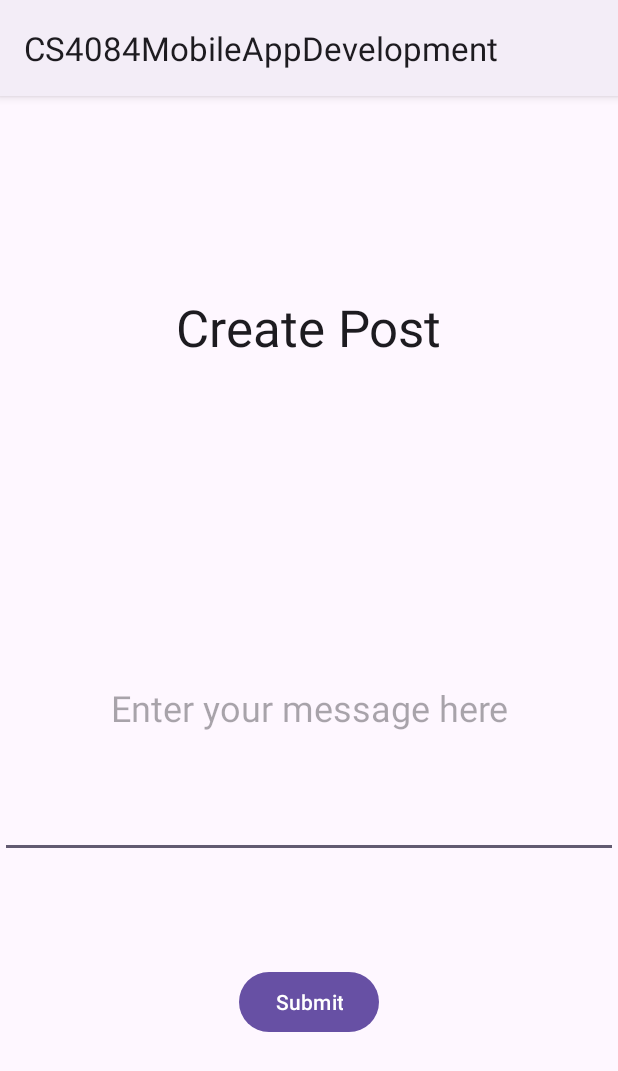
After one commit to eamonngorman/CS4084MobileAppDevelopment, an Android app: the CreatePostActivity screen opened directly, with no data from a screen before it, on a phone screen of 412 x 824 dp. The commit adds this screen. Shown: the top 1071 px of the screen. Run offline under Robolectric (Android 15) with nearby library versions, the phone set to English and light mode, and no system bars; our stand-ins replace Firebase (no records; nobody signed in at launch, a user with empty details on screens opened directly).

Commit message:
CreatePostActivity created that will send messages to our database

```diff
--- a/app/src/main/AndroidManifest.xml
+++ b/app/src/main/AndroidManifest.xml
@@ -16,6 +16,9 @@
         android:supportsRtl="true"
         android:theme="@style/Theme.Material3.Light"
         tools:targetApi="31">
+        <activity
+            android:name=".CreatePostActivity"
+            android:exported="false" />
         <activity
             android:name=".MapsActivity"
             android:exported="false" />
--- /dev/null
+++ b/app/src/main/java/com/example/cs4084mobileappdevelopment/CreatePostActivity.java
@@ -0,0 +1,150 @@
+package com.example.cs4084mobileappdevelopment;
+
+import android.content.Context;
+import android.content.Intent;
+import android.content.pm.PackageManager;
+import android.location.Location;
+import android.location.LocationManager;
+import android.os.Bundle;
+import android.text.TextUtils;
+import android.util.Log;
+import android.view.View;
+import android.widget.Button;
+import android.widget.EditText;
+import android.widget.Toast;
+
+import androidx.activity.EdgeToEdge;
+import androidx.annotation.NonNull;
+import androidx.appcompat.app.AppCompatActivity;
+import androidx.core.app.ActivityCompat;
+import androidx.core.content.ContextCompat;
+import androidx.core.graphics.Insets;
+import androidx.core.view.ViewCompat;
+import androidx.core.view.WindowInsetsCompat;
+
+import com.google.android.gms.tasks.OnCompleteListener;
+import com.google.android.gms.tasks.Task;
+import com.google.android.material.textfield.TextInputEditText;
+import com.google.firebase.auth.AuthResult;
+import com.google.firebase.firestore.FirebaseFirestore;
+
+import java.util.HashMap;
+import java.util.Map;
+
+public class CreatePostActivity extends AppCompatActivity {
+
+
+    EditText editTextMessage;
+    Button buttonLogin;
+
+
+    @Override
+    protected void onCreate(Bundle savedInstanceState) {
+        super.onCreate(savedInstanceState);
+
+        EdgeToEdge.enable(this);
+        setContentView(R.layout.activity_create_post);
+        ViewCompat.setOnApplyWindowInsetsListener(findViewById(R.id.main), (v, insets) -> {
+            Insets systemBars = insets.getInsets(WindowInsetsCompat.Type.systemBars());
+            v.setPadding(systemBars.left, systemBars.top, systemBars.right, systemBars.bottom);
+            return insets;
+        });
+
+        editTextMessage = findViewById(R.id.editTextMessage);
+        buttonLogin = findViewById(R.id.buttonSubmit);
+
+        buttonLogin.setOnClickListener(new View.OnClickListener()
+
+        {
+            @Override
+            public void onClick (View v){
+                String message;
+                message = String.valueOf(editTextMessage.getText());
+
+                if (TextUtils.isEmpty(message)) {
+                    Toast.makeText(CreatePostActivity.this, "Enter Message", Toast.LENGTH_SHORT).show();
+                    return;
+                }
+
+                postMessageToFirestore(message);
+
+            }
+
+        });
+    }
+
+    FirebaseFirestore db = FirebaseFirestore.getInstance();
+
+    // Request location permissions
+    private static final int LOCATION_PERMISSION_REQUEST_CODE = 100;
+
+    private void requestLocationPermission() {
+        if (ContextCompat.checkSelfPermission(this, android.Manifest.permission.ACCESS_FINE_LOCATION)
+                != PackageManager.PERMISSION_GRANTED) {
+            ActivityCompat.requestPermissions(this,
+                    new String[]{android.Manifest.permission.ACCESS_FINE_LOCATION},
+                    LOCATION_PERMISSION_REQUEST_CODE);
+        }
+    }
+
+    // Get device coordinates
+    private Location getDeviceCoordinates() {
+        // Check if location permissions are granted
+        if (ContextCompat.checkSelfPermission(this, android.Manifest.permission.ACCESS_FINE_LOCATION)
+                == PackageManager.PERMISSION_GRANTED) {
+            LocationManager locationManager = (LocationManager) getSystemService(Context.LOCATION_SERVICE);
+            if (locationManager != null) {
+                Location location = locationManager.getLastKnownLocation(LocationManager.GPS_PROVIDER);
+                if (location != null) {
+                    return location;
+                }
+            }
+        }
+        return null; // Return null if location is not available
+    }
+
+
+    // Write data to Firestore
+    private void postMessageToFirestore(String message) {
+        FirebaseFirestore db = FirebaseFirestore.getInstance();
+        // Create a new message document
+        Map<String, Object> postData = new HashMap<>();
+        postData.put("message", message);
+        postData.put("timestamp", System.currentTimeMillis());
+        // Get device coordinates
+
+
+        Location currentLocation = getDeviceCoordinates();
+
+        // Check if currentLocation is null
+        if (currentLocation == null) {
+            // Show toast message
+            Toast.makeText(this, "Unable to retrieve current location", Toast.LENGTH_SHORT).show();
+            // Exit function
+            return;
+        }
+        // Add coordinates to data
+        double latitude = currentLocation.getLatitude();
+        double longitude = currentLocation.getLongitude();
+
+
+        postData.put("latitude", latitude);
+        postData.put("longitude", longitude);
+        // Add document to Firestore collection
+        db.collection("messages")
+                .add(postData)
+                .addOnSuccessListener(documentReference -> {
+                    // Show toast message for success
+                    Toast.makeText(this, "Message posted to Firestore", Toast.LENGTH_SHORT).show();
+                })
+                .addOnFailureListener(e -> {
+                    // Show toast message for failure
+                    Toast.makeText(this, "Error posting message to Firestore", Toast.LENGTH_SHORT).show();
+                    // Log error
+                    Log.e("Firestore", "Error posting message to Firestore", e);
+                });
+    }
+
+
+
+}
--- /dev/null
+++ b/app/src/main/res/layout/activity_create_post.xml
@@ -0,0 +1,49 @@
+<?xml version="1.0" encoding="utf-8"?>
+<androidx.constraintlayout.widget.ConstraintLayout xmlns:android="http://schemas.android.com/apk/res/android"
+    xmlns:app="http://schemas.android.com/apk/res-auto"
+    xmlns:tools="http://schemas.android.com/tools"
+    android:id="@+id/main"
+    android:layout_width="match_parent"
+    android:layout_height="match_parent"
+    tools:context=".CreatePostActivity">
+
+
+    <EditText
+        android:id="@+id/editTextMessage"
+        android:layout_width="0dp"
+        android:layout_height="200dp"
+        android:layout_marginTop="236dp"
+        android:hint="Enter your message here"
+        android:textAlignment="center"
+        android:textSize="24sp"
+        app:layout_constraintBottom_toTopOf="@+id/buttonSubmit"
+        app:layout_constraintEnd_toEndOf="parent"
+        app:layout_constraintStart_toStartOf="parent"
+        app:layout_constraintTop_toTopOf="parent" />
+
+    <Button
+        android:id="@+id/buttonSubmit"
+        android:layout_width="wrap_content"
+        android:layout_height="wrap_content"
+        android:layout_below="@id/editTextMessage"
+        android:layout_alignParentEnd="true"
+        android:layout_marginBottom="132dp"
+        android:text="Submit"
+        app:layout_constraintBottom_toBottomOf="parent"
+        app:layout_constraintEnd_toEndOf="parent"
+        app:layout_constraintStart_toStartOf="parent" />
+
+    <TextView
+        android:id="@+id/textView"
+        android:layout_width="wrap_content"
+        android:layout_height="wrap_content"
+        android:fontFamily="sans-serif"
+        android:text="Create Post"
+        android:textAppearance="@style/TextAppearance.AppCompat.Body1"
+        android:textSize="34sp"
+        app:layout_constraintBottom_toTopOf="@+id/editTextMessage"
+        app:layout_constraintEnd_toEndOf="parent"
+        app:layout_constraintStart_toStartOf="parent"
+        app:layout_constraintTop_toTopOf="parent" />
+
+</androidx.constraintlayout.widget.ConstraintLayout>
--- a/app/src/main/res/values/ids.xml
+++ b/app/src/main/res/values/ids.xml
@@ -7,4 +7,5 @@
     <item name="loginNow" type="id"></item>
     <item name="registerNow" type="id"></item>
     <item name="viewMap" type="id"></item>
+    <item name="createPost" type="id"></item>
 </resources>
--- a/app/src/main/res/values/strings.xml
+++ b/app/src/main/res/values/strings.xml
@@ -8,4 +8,5 @@
     <string name="click_to_register">Click to Register</string>
     <string name="logout">Logout</string>
     <string name="view_map">View Map</string>
+    <string name="create_post">Create Post</string>
 </resources>
```
Also changed, not shown: app/src/main/java/com/example/cs4084mobileappdevelopment/MainActivity.java (+15 -1 lines), app/src/main/res/layout/activity_main.xml (+12 -6 lines).
